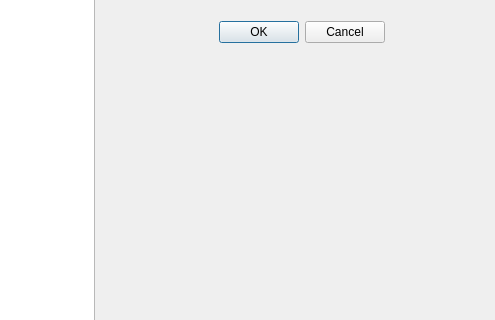
First picture: the form in icmekan.ui, repository GTUProject1Group62015/Group6Interface, before the edit; both pictures show x 726 to 1221 and y 334 to 654 of the 1221 by 888 pixel window.
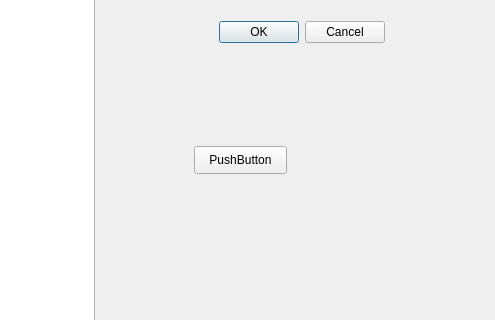
Second picture: the form after the edit.

```diff
--- a/icmekan.ui
+++ b/icmekan.ui
@@ -65,6 +65,19 @@
     <string>TextLabel</string>
    </property>
   </widget>
+  <widget class="QPushButton" name="deneme">
+   <property name="geometry">
+    <rect>
+     <x>920</x>
+     <y>480</y>
+     <width>93</width>
+     <height>28</height>
+    </rect>
+   </property>
+   <property name="text">
+    <string>PushButton</string>
+   </property>
+  </widget>
  </widget>
  <resources/>
  <connections>
```
